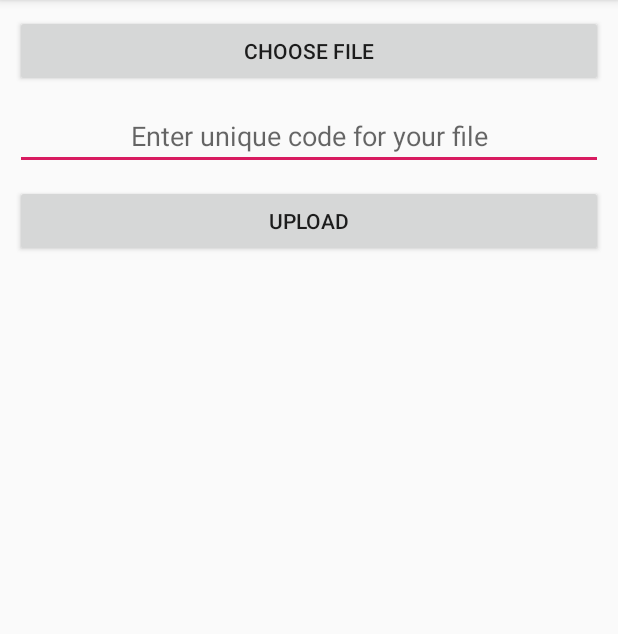
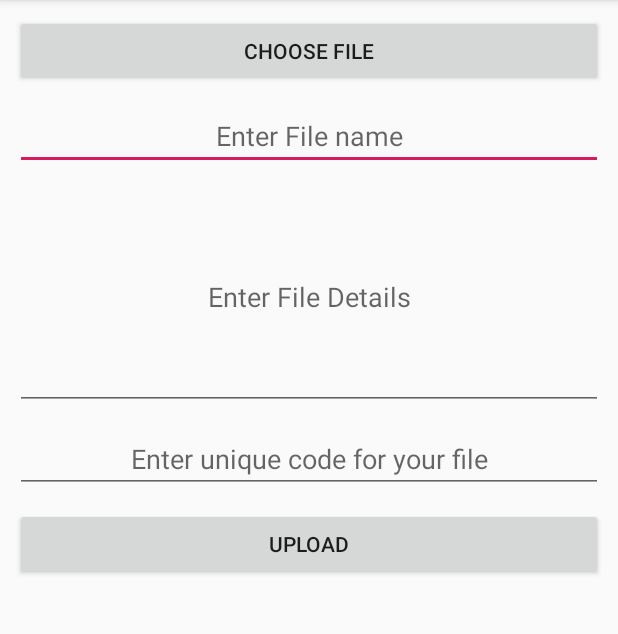
Before and after one commit to alucard-alexander/DigitalClass, an Android app: the FileUpload screen opened directly, with no data from a screen before it, after a tap on "UPLOAD", on a phone screen of 412 x 824 dp, the part 84-718 px from its top. Run offline under Robolectric (Android 15) with nearby library versions, the phone set to English and light mode, and no system bars; our stand-ins replace Firebase (no records; nobody signed in at launch, a user with empty details on screens opened directly).

```diff
--- a/app/src/main/java/com/example/digitalclass/FileUpload.java
+++ b/app/src/main/java/com/example/digitalclass/FileUpload.java
@@ -12,6 +12,7 @@ import android.content.Intent;
 import android.content.pm.PackageManager;
 import android.net.Uri;
 import android.os.Bundle;
+import android.util.Log;
 import android.view.Menu;
 import android.view.MenuInflater;
 import android.view.MenuItem;
@@ -39,7 +40,7 @@ public class FileUpload extends AppCompatActivity {
 
     private Uri pdfUri = null;
     private FirebaseStorage storage;
-    private EditText ed7;
+    private EditText ed7, fileName, fileDescription;
     private FirebaseFirestore db;
     private StorageReference mStorageRef;
     private Intent intent;
@@ -54,32 +55,34 @@ public class FileUpload extends AppCompatActivity {
         ed7 = findViewById(R.id.editText7);
         db = FirebaseFirestore.getInstance();
         mStorageRef = FirebaseStorage.getInstance().getReference();
-        intent = new Intent(this, MainActivity.class);
+        intent = new Intent(this, FileUpload.class);
+        fileName = findViewById(R.id.editText10);
+        fileDescription = findViewById(R.id.editText11);
     }
 
     @Override
     public boolean onCreateOptionsMenu(Menu menu) {
         MenuInflater inflater = getMenuInflater();
-        inflater.inflate(R.menu.menu,menu);
+        inflater.inflate(R.menu.menu, menu);
         return true;
     }
 
     @Override
     public boolean onOptionsItemSelected(@NonNull MenuItem item) {
-        switch (item.getItemId()){
+        switch (item.getItemId()) {
             case R.id.item2: {
                 Toast.makeText(this, "Already in the same page", Toast.LENGTH_SHORT).show();
                 return true;
             }
-            case R.id.item3:{
-                Intent i = new Intent( this,PDFReadings.class);
+            case R.id.item3: {
+                Intent i = new Intent(this, PDFReadings.class);
                 startActivity(i);
                 return true;
             }
-            case R.id.item4:{
-                FirebaseAuth mAuth= FirebaseAuth.getInstance();
+            case R.id.item4: {
+                FirebaseAuth mAuth = FirebaseAuth.getInstance();
                 mAuth.signOut();
-                Intent i = new Intent(this,LoginPage.class);
+                Intent i = new Intent(this, LoginPage.class);
                 startActivity(i);
                 return true;
             }
@@ -91,6 +94,21 @@ public class FileUpload extends AppCompatActivity {
     }
 
     public void uploadFile(View view) {
+        final String fileName1 = fileName.getText().toString();
+        final String fileDescriptor = fileDescription.getText().toString();
+        String uniqueCode = ed7.getText().toString();
+        if (fileName1.equals("")) {
+            Toast.makeText(this, "Please Enter the file name", Toast.LENGTH_SHORT).show();
+            return;
+        } else if (fileDescriptor.equals("")) {
+            Toast.makeText(this, "Please Enter the file Descriptor", Toast.LENGTH_SHORT).show();
+            return;
+        } else if (uniqueCode.equals("")) {
+            Toast.makeText(this, "Please Enter the file unique Code", Toast.LENGTH_SHORT).show();
+            return;
+        }
+
+
         if (pdfUri != null) {
             //HI there
             //String fileName = System.currentTimeMillis()+"";
@@ -116,6 +134,8 @@ public class FileUpload extends AppCompatActivity {
                                     String downloadUrl = uri.toString();
                                     Map<String, Object> fileURL1 = new HashMap<>();
                                     fileURL1.put("url", downloadUrl);
+                                    fileURL1.put("name",fileName1);
+                                    fileURL1.put("description",fileDescriptor);
 
                                     db.collection("filesURL")
                                             .document(ed7.getText().toString())
@@ -139,7 +159,6 @@ public class FileUpload extends AppCompatActivity {
 
 
                             //Uri downloadUri = taskSnapshot.getDownload
-
 
 
                             //End of URL storing to the storage
--- a/app/src/main/java/com/example/digitalclass/LoginPage.java
+++ b/app/src/main/java/com/example/digitalclass/LoginPage.java
@@ -44,7 +44,7 @@ public class LoginPage extends AppCompatActivity {
     }
 
     public void logInUser(View view){
-        progressDialog.setMessage("Signing Innnnn");
+        progressDialog.setMessage("Signing In........");
         progressDialog.show();
         mAuth.signInWithEmailAndPassword(email.getText().toString(), pass.getText().toString())
                 .addOnCompleteListener(this, new OnCompleteListener<AuthResult>() {
--- a/app/src/main/res/layout/activity_file_upload.xml
+++ b/app/src/main/res/layout/activity_file_upload.xml
@@ -37,6 +37,32 @@
                 android:textAlignment="center" />
 
             <EditText
+                android:id="@+id/editText10"
+                android:layout_width="match_parent"
+                android:layout_height="wrap_content"
+                android:layout_marginLeft="10dp"
+                android:layout_marginTop="10dp"
+                android:layout_marginRight="10dp"
+                android:layout_marginBottom="0dp"
+                android:ems="10"
+                android:hint="@string/fileNameNotUnique"
+                android:inputType="textPersonName"
+                android:textAlignment="center" />
+
+            <EditText
+                android:id="@+id/editText11"
+                android:layout_width="match_parent"
+                android:layout_height="150dp"
+                android:layout_marginLeft="10dp"
+                android:layout_marginTop="10dp"
+                android:layout_marginRight="10dp"
+                android:layout_marginBottom="0dp"
+                android:ems="10"
+                android:hint="@string/fileDescription"
+                android:inputType="textPersonName"
+                android:textAlignment="center" />
+
+            <EditText
                 android:id="@+id/editText7"
                 android:layout_width="match_parent"
                 android:layout_height="wrap_content"
--- a/app/src/main/res/values/strings.xml
+++ b/app/src/main/res/values/strings.xml
@@ -11,4 +11,7 @@
     <string name="signIn">Sign In</string>
     <string name="fileName">Enter unique code for your file</string>
     <string name="fileCode">Enter unque code</string>
+    <string name="fileNameNotUnique">Enter File name</string>
+    <string name="fileDescription">Enter File Details</string>
+
 </resources>
```
